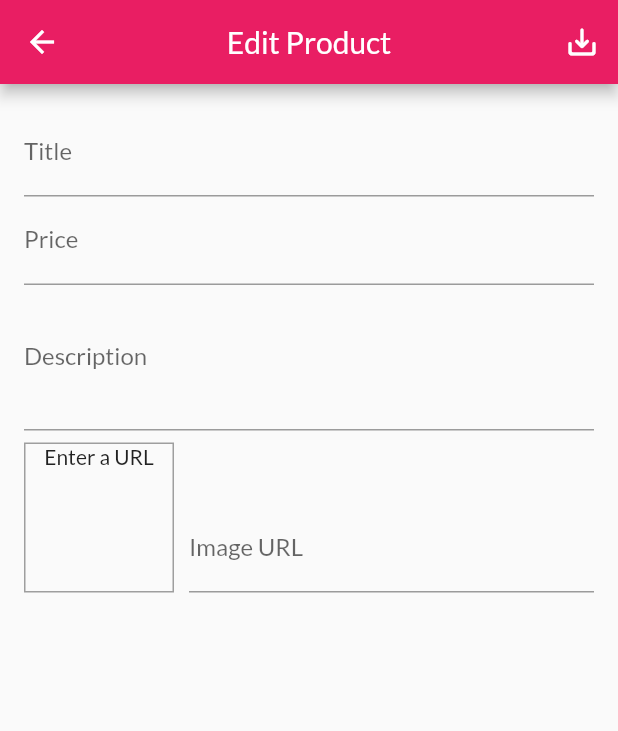
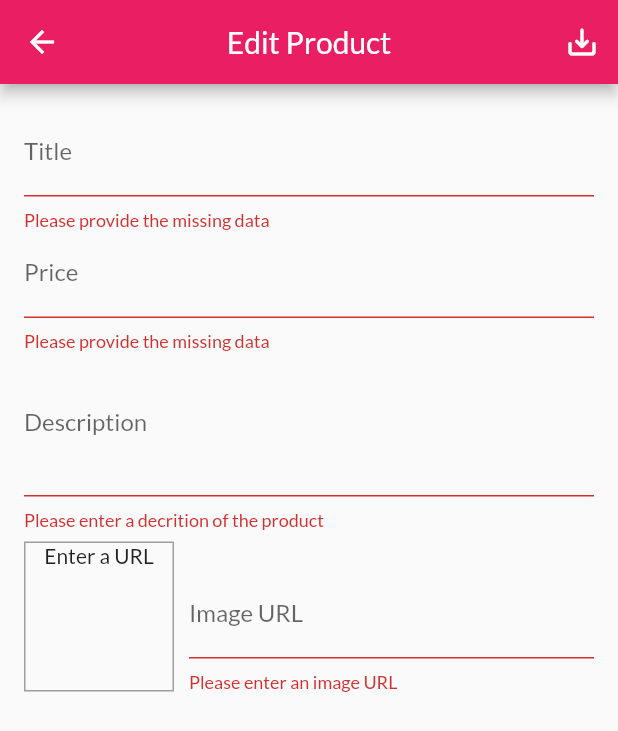
Before and after one commit to VeronikaLo/shop_app, a Flutter app: the EditProductScreen screen opened by its route, after a tap on the "save alt" icon, on a phone screen of 412 x 824 dp. Shown: the top 731 px of the screen. Run offline on Flutter 3.47's test engine with Material 2 defaults, Android fonts, the phone set to English and light mode, and no system bars; network calls fail.

Commit message:
validation

```diff
--- a/lib/screens/edit_prod_screen.dart
+++ b/lib/screens/edit_prod_screen.dart
@@ -46,12 +46,25 @@ class _EditProductScreenState extends State<EditProductScreen> {
 
   void _updateUrl(){
       if(!_imageUrlFocusNode.hasFocus){
+
+        if(
+          (!_imageUrlController.text.startsWith('http')&& !_imageUrlController.text.startsWith('https') ) ||
+                 (!_imageUrlController.text.endsWith('.png') &&
+                 !_imageUrlController.text.endsWith('.jpeg') &&
+                 !_imageUrlController.text.endsWith('.jpg'))) {
+          return ;
+        }
+
+
         setState(() {}); //empty setState, to ensure update of the latest data from TextFormField with user-url
       }
   }
 
   void _saveForm(){
-    _formKey.currentState!.save();
+    final isValid = _formKey.currentState?.validate();
+    if(!isValid!){
+      _formKey.currentState!.save();
+    }
   }
 
   @override
@@ -70,11 +83,18 @@ class _EditProductScreenState extends State<EditProductScreen> {
         child: Form(
           key: _formKey,
           child: ListView(children: [
-          TextFormField(
+
+          TextFormField(    // title field
             decoration: const InputDecoration(labelText: 'Title',),
             textInputAction: TextInputAction.next,
             onFieldSubmitted: (_){
               FocusScope.of(context).requestFocus(_priceFocusNode);
+            },
+            validator: (value){
+              if(value!.isEmpty){
+                return 'Please provide the missing data';
+              }
+              return null;
             },
             onSaved: (value){
               _editedProd = Product(
@@ -86,13 +106,25 @@ class _EditProductScreenState extends State<EditProductScreen> {
             },
           ),
 
-          TextFormField(
+          TextFormField(  // price field
             decoration: const InputDecoration(labelText: 'Price',),
             textInputAction: TextInputAction.next,
             keyboardType: TextInputType.number,
             focusNode: _priceFocusNode,
             onFieldSubmitted: (_){
               FocusScope.of(context).requestFocus(_descriptionFocusNode);
+            },
+            validator: (value){
+              if(value!.isEmpty){
+                return 'Please provide the missing data';
+              }
+              if(double.tryParse(value) == null){
+                return 'Please enter a valid number ';
+              }
+              if(double.parse(value) <= 0){
+                return 'Please enter the number greater than zero';
+              }
+              return null;
             },
             onSaved: (value){
               _editedProd = Product(
@@ -104,12 +136,21 @@ class _EditProductScreenState extends State<EditProductScreen> {
             },
           ),
 
-          TextFormField(
+          TextFormField(  // description field
             decoration: const InputDecoration(labelText: 'Description',),
             textInputAction: TextInputAction.next,
             keyboardType: TextInputType.multiline,
             maxLines: 3,
             focusNode: _descriptionFocusNode,
+            validator: ((value) {
+              if(value!.isEmpty){
+                return 'Please enter a decrition of the product';
+              }
+              if(value.length < 15){
+                return 'Should be at least 15 characters long';
+              }
+              return null;
+            }),
             onSaved: (value){
               _editedProd = Product(
                 id: _editedProd.id,
@@ -133,7 +174,8 @@ class _EditProductScreenState extends State<EditProductScreen> {
                   color: Colors.grey,
                 ),
               ),
-              child: _imageUrlController.text.isEmpty? const Text('Enter a URL', textAlign: TextAlign.center ,):
+              child: _imageUrlController.text.isEmpty?
+              const Text('Enter a URL', textAlign: TextAlign.center ,):
                     FittedBox(
                       child: Image.network(
                         _imageUrlController.text,
@@ -141,7 +183,7 @@ class _EditProductScreenState extends State<EditProductScreen> {
             ),
 
             Expanded(
-              child: TextFormField(
+              child: TextFormField(  // imageUrl field
               decoration: const InputDecoration(labelText: 'Image URL',),
               textInputAction: TextInputAction.done,
               keyboardType: TextInputType.url,
@@ -149,6 +191,18 @@ class _EditProductScreenState extends State<EditProductScreen> {
               focusNode: _imageUrlFocusNode,
               onEditingComplete: (){setState(() {});},
               onFieldSubmitted: (_){_saveForm();},
+              validator: ((value) {
+                if(value!.isEmpty){
+                  return 'Please enter an image URL';
+                }
+                if(!value.startsWith('http')&& !value.startsWith('https') ){
+                  return 'Please enter a valid URL';
+                }
+                if (!value.endsWith('.png') && !value.endsWith('.jpeg') && !value.endsWith('.jpg')){
+                  return 'Please enter a valid URL image';
+                }
+                return null;
+              }),
               onSaved: (value){
               _editedProd = Product(
                 id: _editedProd.id,
```
